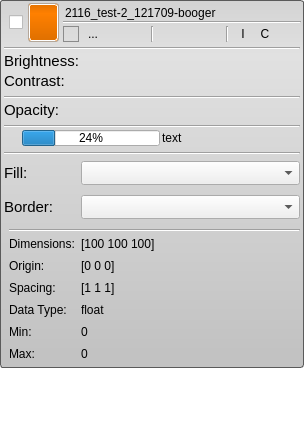
Old version of the form src/Interface/AppInterface/LayerWidget.ui in the repository SCIInstitute/Seg3D.
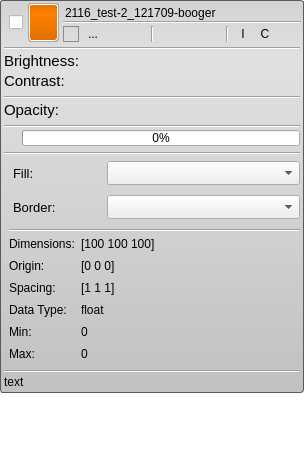
New version of the form. Icons and pictures are not drawn.

Commit message: First step of LayerWidget cleanup. Fixed an error in ToolFactory.cc.

Diff of the .ui file:
```diff
--- a/src/Interface/AppInterface/LayerWidget.ui
+++ b/src/Interface/AppInterface/LayerWidget.ui
@@ -7,7 +7,7 @@
     <x>0</x>
     <y>0</y>
     <width>304</width>
-    <height>438</height>
+    <height>469</height>
    </rect>
   </property>
   <property name="mouseTracking">
@@ -975,7 +975,7 @@
                </size>
               </property>
               <property name="value">
-               <number>24</number>
+               <number>0</number>
               </property>
               <property name="alignment">
                <set>Qt::AlignCenter</set>
@@ -985,13 +985,6 @@
               </property>
              </widget>
             </item>
-            <item>
-             <widget class="QLabel" name="abort_text_">
-              <property name="text">
-               <string>text</string>
-              </property>
-             </widget>
-            </item>
            </layout>
           </widget>
          </item>
@@ -1046,11 +1039,20 @@
              <height>32</height>
             </size>
            </property>
-           <layout class="QHBoxLayout" name="horizontalLayout_7" stretch="1,3">
+           <layout class="QHBoxLayout" name="horizontalLayout_7">
             <property name="spacing">
              <number>4</number>
             </property>
-            <property name="margin">
+            <property name="leftMargin">
+             <number>9</number>
+            </property>
+            <property name="topMargin">
+             <number>0</number>
+            </property>
+            <property name="rightMargin">
+             <number>0</number>
+            </property>
+            <property name="bottomMargin">
              <number>0</number>
             </property>
             <item>
@@ -1063,13 +1065,13 @@
               </property>
               <property name="maximumSize">
                <size>
-                <width>16777215</width>
+                <width>90</width>
                 <height>30</height>
                </size>
               </property>
               <property name="font">
                <font>
-                <pointsize>11</pointsize>
+                <pointsize>10</pointsize>
                </font>
               </property>
               <property name="text">
@@ -1104,11 +1106,20 @@
              <height>32</height>
             </size>
            </property>
-           <layout class="QHBoxLayout" name="horizontalLayout_8" stretch="1,3">
+           <layout class="QHBoxLayout" name="horizontalLayout_8">
             <property name="spacing">
              <number>4</number>
             </property>
-            <property name="margin">
+            <property name="leftMargin">
+             <number>9</number>
+            </property>
+            <property name="topMargin">
+             <number>0</number>
+            </property>
+            <property name="rightMargin">
+             <number>0</number>
+            </property>
+            <property name="bottomMargin">
              <number>0</number>
             </property>
             <item>
@@ -1121,13 +1132,13 @@
               </property>
               <property name="maximumSize">
                <size>
-                <width>16777215</width>
+                <width>90</width>
                 <height>30</height>
                </size>
               </property>
               <property name="font">
                <font>
-                <pointsize>11</pointsize>
+                <pointsize>10</pointsize>
                </font>
               </property>
               <property name="text">
@@ -1371,6 +1382,41 @@
         </layout>
        </widget>
       </item>
+      <item>
+       <widget class="QWidget" name="abort_bar_" native="true">
+        <layout class="QVBoxLayout" name="verticalLayout_5">
+         <property name="spacing">
+          <number>2</number>
+         </property>
+         <property name="leftMargin">
+          <number>4</number>
+         </property>
+         <property name="topMargin">
+          <number>2</number>
+         </property>
+         <property name="rightMargin">
+          <number>4</number>
+         </property>
+         <property name="bottomMargin">
+          <number>4</number>
+         </property>
+         <item>
+          <widget class="Line" name="line_3">
+           <property name="orientation">
+            <enum>Qt::Horizontal</enum>
+           </property>
+          </widget>
+         </item>
+         <item>
+          <widget class="QLabel" name="abort_text_">
+           <property name="text">
+            <string>text</string>
+           </property>
+          </widget>
+         </item>
+        </layout>
+       </widget>
+      </item>
      </layout>
     </widget>
    </item>
```
The commit also changes 11 other files.
